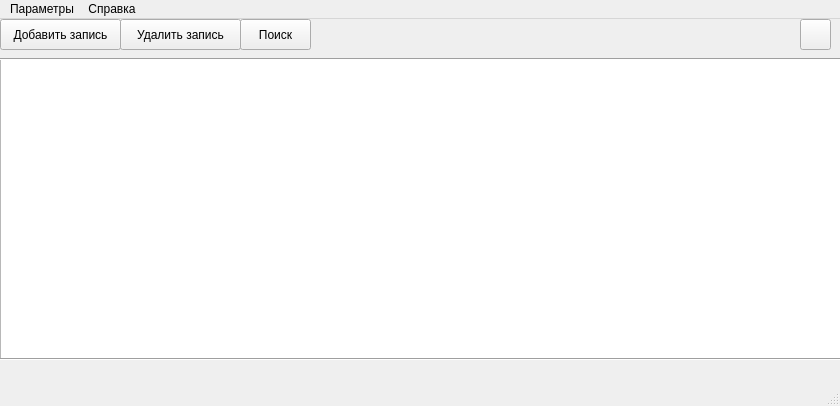
Qt form gui/design/main.ui (nemp1yy/AirportIS_GUI) before a commit.
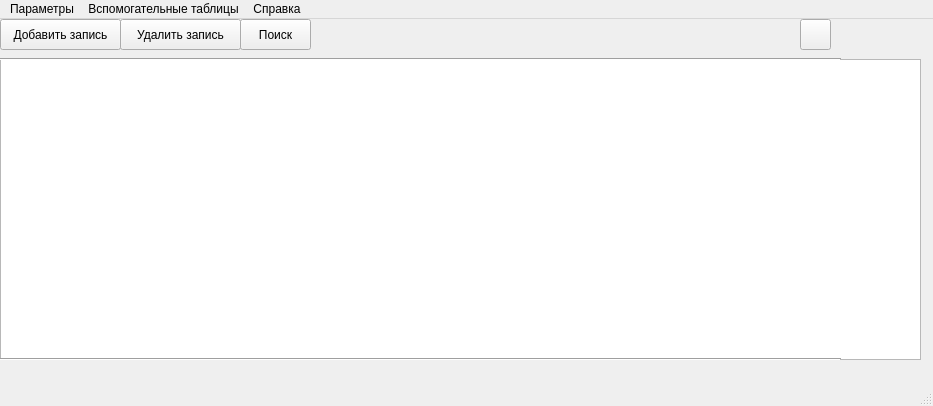
The same form after that commit. Icons and pictures are not drawn.

Patch:
```diff
--- a/gui/design/main.ui
+++ b/gui/design/main.ui
@@ -6,7 +6,7 @@
    <rect>
     <x>0</x>
     <y>0</y>
-    <width>840</width>
+    <width>933</width>
     <height>406</height>
    </rect>
   </property>
@@ -23,7 +23,7 @@
      <rect>
       <x>0</x>
       <y>40</y>
-      <width>841</width>
+      <width>921</width>
       <height>301</height>
      </rect>
     </property>
@@ -152,7 +152,7 @@
     <rect>
      <x>0</x>
      <y>0</y>
-     <width>840</width>
+     <width>933</width>
      <height>21</height>
     </rect>
    </property>
@@ -173,17 +173,22 @@
    </widget>
    <widget class="QMenu" name="menu_3">
     <property name="title">
-     <string>Справка</string>
+     <string>Вспомогательные таблицы</string>
     </property>
     <addaction name="actionStatuses"/>
     <addaction name="actionAirlines"/>
     <addaction name="actionAirports"/>
     <addaction name="actionAircraftTypes"/>
-    <addaction name="separator"/>
-    <addaction name="about_program"/>
+   </widget>
+   <widget class="QMenu" name="menu_4">
+    <property name="title">
+     <string>Справка</string>
+    </property>
+    <addaction name="actionAbout"/>
    </widget>
    <addaction name="menu"/>
    <addaction name="menu_3"/>
+   <addaction name="menu_4"/>
   </widget>
   <widget class="QStatusBar" name="statusbar"/>
   <action name="actionSQLite">
```
Left out of the diff: 5 changed lines with no effect on the pictures.
